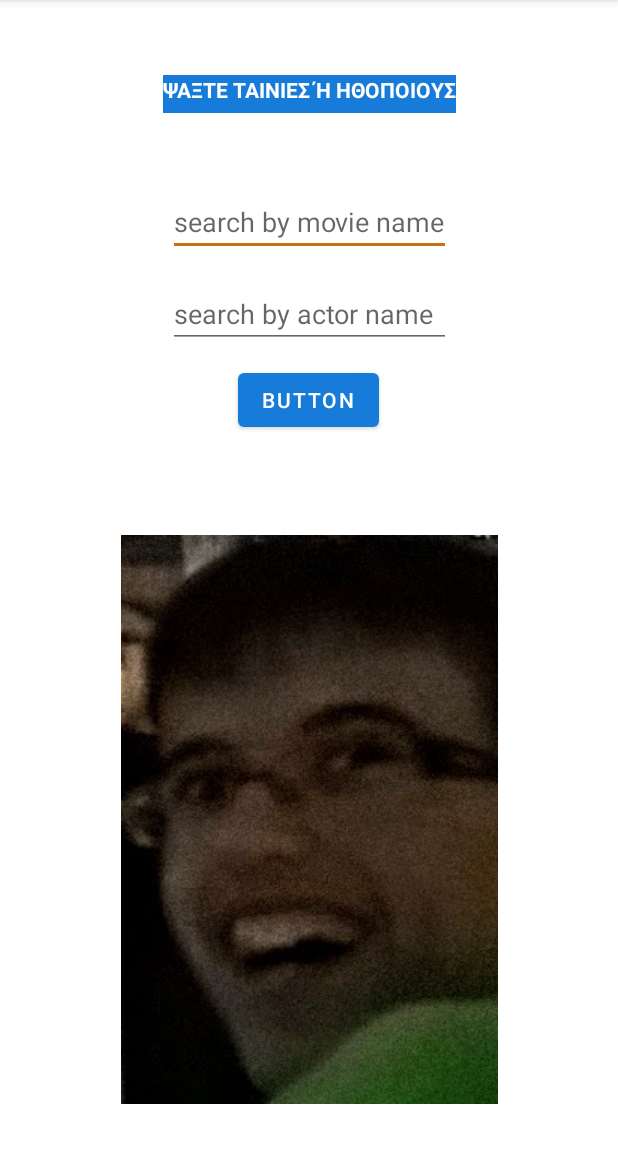
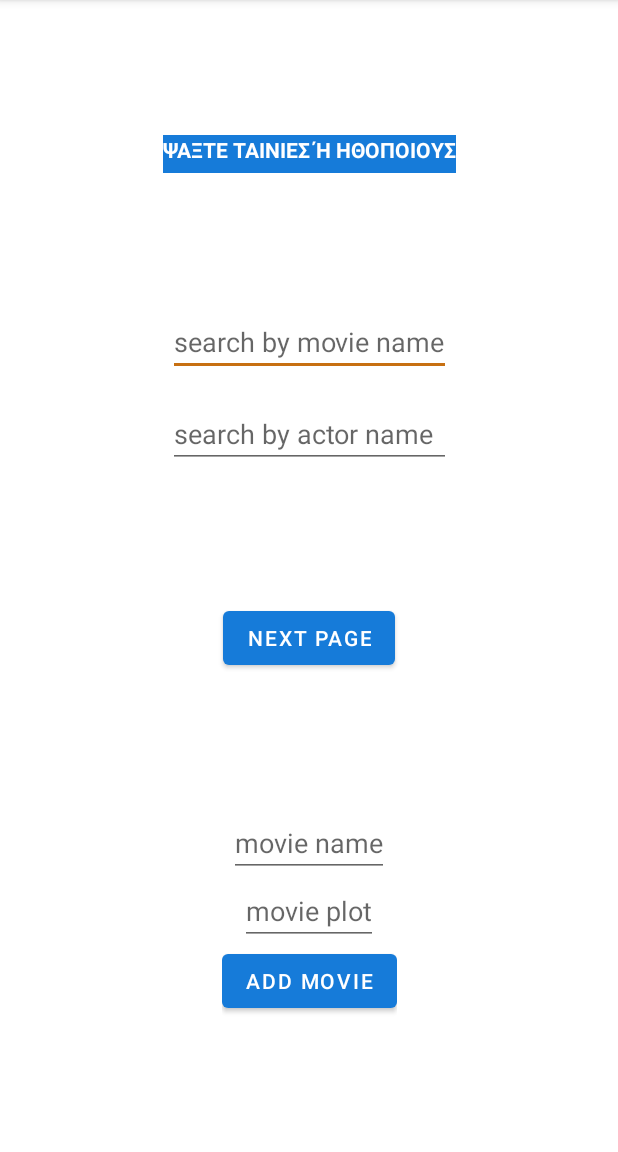
Before and after one commit to jimsam1/GreekMovieList, an Android app: the screen it shows after launch (MainActivity), on a phone screen of 412 x 824 dp, the part 84-1236 px from its top. Run offline under Robolectric (Android 15) with nearby library versions, the phone set to English and light mode, and no system bars.

Commit message:
Added DataBase Helper Added Movie Class Updated MainActivity Layout with add movie components

```diff
--- a/app/src/main/java/com/example/greekmovielist/MainActivity.java
+++ b/app/src/main/java/com/example/greekmovielist/MainActivity.java
@@ -6,24 +6,52 @@ import android.content.Intent;
 import android.os.Bundle;
 import android.view.View;
 import android.widget.Button;
+import android.widget.EditText;
+import android.widget.Toast;
 
 public class MainActivity extends AppCompatActivity {
+
+    Button nextPageButton, addMovieButton;
+    EditText addName, addPlot;
 
     @Override
     protected void onCreate(Bundle savedInstanceState) {
         super.onCreate(savedInstanceState);
         setContentView(R.layout.activity_main);
+
+        nextPageButton = findViewById(R.id.nextPageBtn);
+        addMovieButton = findViewById(R.id.addNewMovie);
+        addName = findViewById(R.id.addName);
+        addPlot = findViewById(R.id.addPlot);
     }
-
-    Button nextPageButton;
 
     public void nextPage (View view){
         Intent i = new Intent(this, MainActivity2.class);
-//Pass data to the SayHelloNewScreen Activity through the Intent
-        nextPageButton = findViewById(R.id.nextPageBtn);
-//Ask Android to start the new Activity
+        //Pass data to the SayHelloNewScreen Activity through the Intent
+
+        //Ask Android to start the new Activity
         startActivity(i);
     }
 
+    public void addMovie (View view){
+        Movie movie;
+        try {
+            movie = new Movie(-1, addName.getText().toString(),addPlot.getText().toString());
+            Toast.makeText(MainActivity.this, movie.toString(), Toast.LENGTH_SHORT).show();
+        }catch(Exception e){
+            Toast.makeText(MainActivity.this, "error creating movie", Toast.LENGTH_SHORT).show();
+            movie = new Movie(-1, "error", "error");
+        }
+
+        DataBaseHelper dataBaseHelper = new DataBaseHelper(MainActivity.this);
+
+        boolean success = dataBaseHelper.addOne(movie);
+
+        Toast.makeText(MainActivity.this, "Success= " + success, Toast.LENGTH_SHORT).show();
+
+    }
+
+
+
 
 }
--- a/app/src/main/res/layout/activity_main.xml
+++ b/app/src/main/res/layout/activity_main.xml
@@ -6,15 +6,29 @@
     android:layout_height="match_parent"
     tools:context=".MainActivity">
 
+    <TextView
+        android:id="@+id/textView2"
+        android:layout_width="wrap_content"
+        android:layout_height="25dp"
+        android:background="@color/blue_700"
+        android:text="ΨΑΞΤΕ ΤΑΙΝΙΕΣ Ή ΗΘΟΠΟΙΟΥΣ"
+        android:textColor="#FFFFFF"
+        android:textStyle="bold"
+        app:layout_constraintBottom_toTopOf="@+id/linearLayout"
+        app:layout_constraintEnd_toEndOf="parent"
+        app:layout_constraintStart_toStartOf="parent"
+        app:layout_constraintTop_toTopOf="parent"
+        tools:ignore="MissingConstraints" />
+
     <LinearLayout
         android:id="@+id/linearLayout"
         android:layout_width="wrap_content"
         android:layout_height="wrap_content"
         android:orientation="vertical"
-        app:layout_constraintBottom_toTopOf="@+id/imageView"
         app:layout_constraintEnd_toEndOf="parent"
         app:layout_constraintStart_toStartOf="parent"
-        app:layout_constraintTop_toTopOf="parent">
+        app:layout_constraintTop_toBottomOf="@id/textView2"
+        app:layout_constraintBottom_toTopOf="@id/nextPageBtn">
 
         <EditText
             android:id="@+id/search_movie"
@@ -37,42 +51,54 @@
             app:layout_constraintTop_toBottomOf="@+id/search_movie" />
     </LinearLayout>
 
-    <ImageView
-        android:id="@+id/imageView"
-        android:layout_width="wrap_content"
-        android:layout_height="wrap_content"
-        android:layout_marginBottom="32dp"
-        app:layout_constraintBottom_toBottomOf="parent"
-        app:layout_constraintEnd_toEndOf="parent"
-        app:layout_constraintStart_toStartOf="parent"
-        app:srcCompat="@drawable/christos" />
-
     <Button
         android:id="@+id/nextPageBtn"
         android:layout_width="wrap_content"
         android:layout_height="wrap_content"
         android:onClick="nextPage"
-        android:text="Button"
-        app:layout_constraintBottom_toTopOf="@+id/imageView"
-        app:layout_constraintEnd_toEndOf="parent"
-        app:layout_constraintHorizontal_bias="0.498"
-        app:layout_constraintStart_toStartOf="parent"
-        app:layout_constraintTop_toBottomOf="@+id/linearLayout"
-        app:layout_constraintVertical_bias="0.143" />
-
-    <TextView
-        android:id="@+id/textView2"
-        android:layout_width="wrap_content"
-        android:layout_height="25dp"
-        android:background="@color/blue_700"
-        android:text="ΨΑΞΤΕ ΤΑΙΝΙΕΣ Ή ΗΘΟΠΟΙΟΥΣ"
-        android:textColor="#FFFFFF"
-        android:textStyle="bold"
-        app:layout_constraintBottom_toTopOf="@+id/linearLayout"
+        android:text="Next Page"
+        app:layout_constraintBottom_toTopOf="@+id/linearLayout_addToDB"
         app:layout_constraintEnd_toEndOf="parent"
         app:layout_constraintStart_toStartOf="parent"
-        app:layout_constraintTop_toTopOf="parent"
-        tools:ignore="MissingConstraints" />
+        app:layout_constraintTop_toBottomOf="@+id/linearLayout" />
+
+    <LinearLayout
+        android:layout_width="wrap_content"
+        android:layout_height="wrap_content"
+        android:orientation="vertical"
+        android:id="@+id/linearLayout_addToDB"
+        app:layout_constraintTop_toBottomOf="@id/nextPageBtn"
+        app:layout_constraintStart_toStartOf="parent"
+        app:layout_constraintEnd_toEndOf="parent"
+        app:layout_constraintBottom_toBottomOf="parent">
+        <EditText
+            android:id="@+id/addName"
+            android:layout_width="wrap_content"
+            android:layout_height="wrap_content"
+            android:hint="movie name"
+            app:layout_constraintBottom_toBottomOf="parent"
+            app:layout_constraintStart_toStartOf="parent"
+            android:layout_gravity="center"/>
+        <EditText
+            android:id="@+id/addPlot"
+            android:layout_width="wrap_content"
+            android:layout_height="wrap_content"
+            android:hint="movie plot"
+            app:layout_constraintBottom_toBottomOf="parent"
+            app:layout_constraintStart_toStartOf="parent"
+            android:layout_gravity="center"/>
+        <Button
+            android:id="@+id/addNewMovie"
+            android:layout_width="wrap_content"
+            android:layout_height="wrap_content"
+            android:text="Add Movie"
+            app:layout_constraintBottom_toBottomOf="parent"
+            app:layout_constraintEnd_toEndOf="parent"
+            app:layout_constraintStart_toEndOf="@+id/addmovie"
+            app:layout_constraintTop_toBottomOf="@+id/nextPageBtn"
+            android:layout_gravity="center"
+            android:onClick="addMovie"/>
+    </LinearLayout>
 
 
 </androidx.constraintlayout.widget.ConstraintLayout>
```
